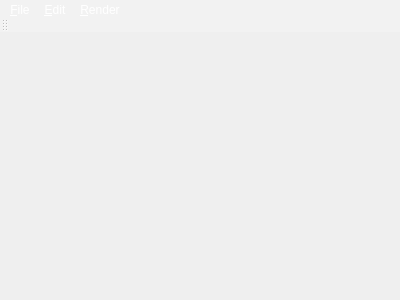
Qt form SJTUFlow/SJTUFlow/scenedesignwidget.ui (SatanWoo/SJTUFlow) before a commit.
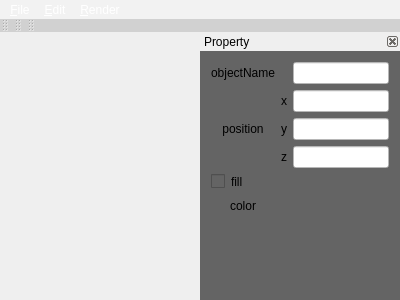
The same form after that commit. Icons and pictures are not drawn.

Commit message: hayborl: add property window

Patch:
```diff
--- a/SJTUFlow/SJTUFlow/scenedesignwidget.ui
+++ b/SJTUFlow/SJTUFlow/scenedesignwidget.ui
@@ -30,8 +30,8 @@
 }
 QToolBar
 {
-	border-color: rgba(255, 255, 255, 50);
-	background-color: rgba(255, 255, 255, 50);
+	border-color: rgb(209, 209, 209);
+	background-color: rgb(209, 209, 209);
 }</string>
   </property>
   <widget class="QWidget" name="centralWidget"/>
@@ -96,6 +96,208 @@
     <bool>false</bool>
    </attribute>
   </widget>
+  <widget class="QToolBar" name="toolBar2D">
+   <property name="windowTitle">
+    <string>toolBar</string>
+   </property>
+   <attribute name="toolBarArea">
+    <enum>TopToolBarArea</enum>
+   </attribute>
+   <attribute name="toolBarBreak">
+    <bool>false</bool>
+   </attribute>
+  </widget>
+  <widget class="QToolBar" name="toolBar3D">
+   <property name="windowTitle">
+    <string>toolBar</string>
+   </property>
+   <attribute name="toolBarArea">
+    <enum>TopToolBarArea</enum>
+   </attribute>
+   <attribute name="toolBarBreak">
+    <bool>false</bool>
+   </attribute>
+  </widget>
+  <widget class="QDockWidget" name="dockWidgetProperty">
+   <property name="sizePolicy">
+    <sizepolicy hsizetype="Fixed" vsizetype="Fixed">
+     <horstretch>0</horstretch>
+     <verstretch>0</verstretch>
+    </sizepolicy>
+   </property>
+   <property name="minimumSize">
+    <size>
+     <width>200</width>
+     <height>205</height>
+    </size>
+   </property>
+   <property name="maximumSize">
+    <size>
+     <width>200</width>
+     <height>10000</height>
+    </size>
+   </property>
+   <property name="styleSheet">
+    <string notr="true">*
+{
+	border-color: rgb(100, 100, 100);
+	background-color: rgb(100, 100, 100);
+}
+QLineEdit
+{
+	border-color: transparent;
+	background-color: white;
+}
+QLineEdit:!enabled
+{
+	background-color: rgb(200, 200, 200);
+}</string>
+   </property>
+   <property name="floating">
+    <bool>false</bool>
+   </property>
+   <property name="features">
+    <set>QDockWidget::DockWidgetClosable</set>
+   </property>
+   <property name="allowedAreas">
+    <set>Qt::RightDockWidgetArea</set>
+   </property>
+   <property name="windowTitle">
+    <string>Property</string>
+   </property>
+   <attribute name="dockWidgetArea">
+    <number>2</number>
+   </attribute>
+   <widget class="QWidget" name="dockWidgetContents">
+    <layout class="QGridLayout" name="gridLayout">
+     <item row="1" column="1">
+      <widget class="QLabel" name="labelPosX">
+       <property name="text">
+        <string>x</string>
+       </property>
+       <property name="alignment">
+        <set>Qt::AlignRight|Qt::AlignTrailing|Qt::AlignVCenter</set>
+       </property>
+      </widget>
+     </item>
+     <item row="0" column="2">
+      <widget class="QLineEdit" name="lineEditObjName"/>
+     </item>
+     <item row="1" column="0" rowspan="3">
+      <widget class="QLabel" name="labelPos">
+       <property name="text">
+        <string>position</string>
+       </property>
+       <property name="alignment">
+        <set>Qt::AlignCenter</set>
+       </property>
+      </widget>
+     </item>
+     <item row="0" column="0">
+      <widget class="QLabel" name="labelObjName">
+       <property name="text">
+        <string>objectName</string>
+       </property>
+       <property name="alignment">
+        <set>Qt::AlignCenter</set>
+       </property>
+      </widget>
+     </item>
+     <item row="7" column="0" colspan="3">
+      <spacer name="verticalSpacer">
+       <property name="orientation">
+        <enum>Qt::Vertical</enum>
+       </property>
+       <property name="sizeHint" stdset="0">
+        <size>
+         <width>20</width>
+         <height>40</height>
+        </size>
+       </property>
+      </spacer>
+     </item>
+     <item row="5" column="0">
+      <widget class="QLabel" name="labelColor">
+       <property name="text">
+        <string>color</string>
+       </property>
+       <property name="alignment">
+        <set>Qt::AlignCenter</set>
+       </property>
+      </widget>
+     </item>
+     <item row="1" column="2">
+      <widget class="QLineEdit" name="lineEditPosX"/>
+     </item>
+     <item row="3" column="2">
+      <widget class="QLineEdit" name="lineEditPosZ"/>
+     </item>
+     <item row="2" column="1">
+      <widget class="QLabel" name="labelPosY">
+       <property name="text">
+        <string>y</string>
+       </property>
+       <property name="alignment">
+        <set>Qt::AlignRight|Qt::AlignTrailing|Qt::AlignVCenter</set>
+       </property>
+      </widget>
+     </item>
+     <item row="2" column="2">
+      <widget class="QLineEdit" name="lineEditPosY"/>
+     </item>
+     <item row="3" column="1">
+      <widget class="QLabel" name="labelPosZ">
+       <property name="text">
+        <string>z</string>
+       </property>
+       <property name="alignment">
+        <set>Qt::AlignRight|Qt::AlignTrailing|Qt::AlignVCenter</set>
+       </property>
+      </widget>
+     </item>
+     <item row="4" column="0">
+      <widget class="QCheckBox" name="checkBoxFill">
+       <property name="text">
+        <string>fill</string>
+       </property>
+      </widget>
+     </item>
+     <item row="5" column="2">
+      <layout class="QHBoxLayout" name="horizontalLayout">
+       <item>
+        <widget class="QPushButton" name="pushButtonColor">
+         <property name="text">
+          <string/>
+         </property>
+         <property name="iconSize">
+          <size>
+           <width>20</width>
+           <height>16</height>
+          </size>
+         </property>
+         <property name="flat">
+          <bool>true</bool>
+         </property>
+        </widget>
+       </item>
+       <item>
+        <spacer name="horizontalSpacer">
+         <property name="orientation">
+          <enum>Qt::Horizontal</enum>
+         </property>
+         <property name="sizeHint" stdset="0">
+          <size>
+           <width>100</width>
+           <height>20</height>
+          </size>
+         </property>
+        </spacer>
+       </item>
+      </layout>
+     </item>
+    </layout>
+   </widget>
+  </widget>
   <action name="actionOpen">
    <property name="text">
     <string>Open</string>
```
Left out of the diff: 21 changed lines with no effect on the pictures. The commit also changes 25 other files.
